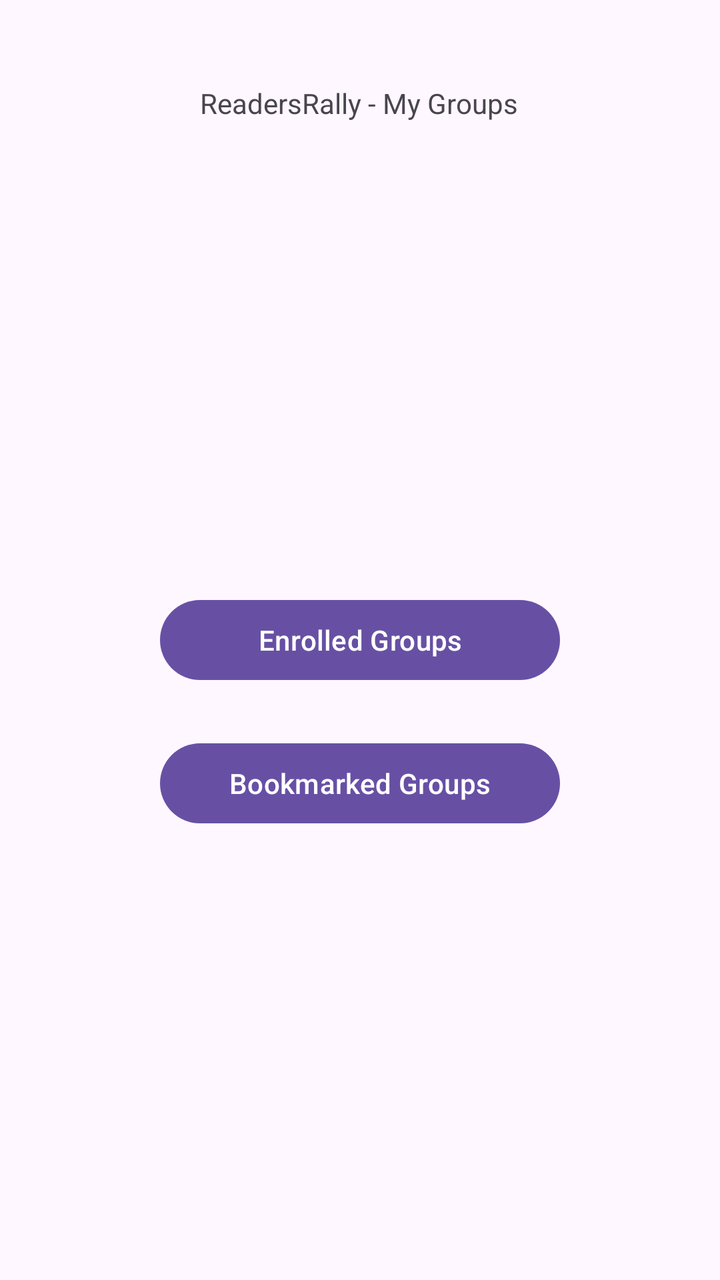
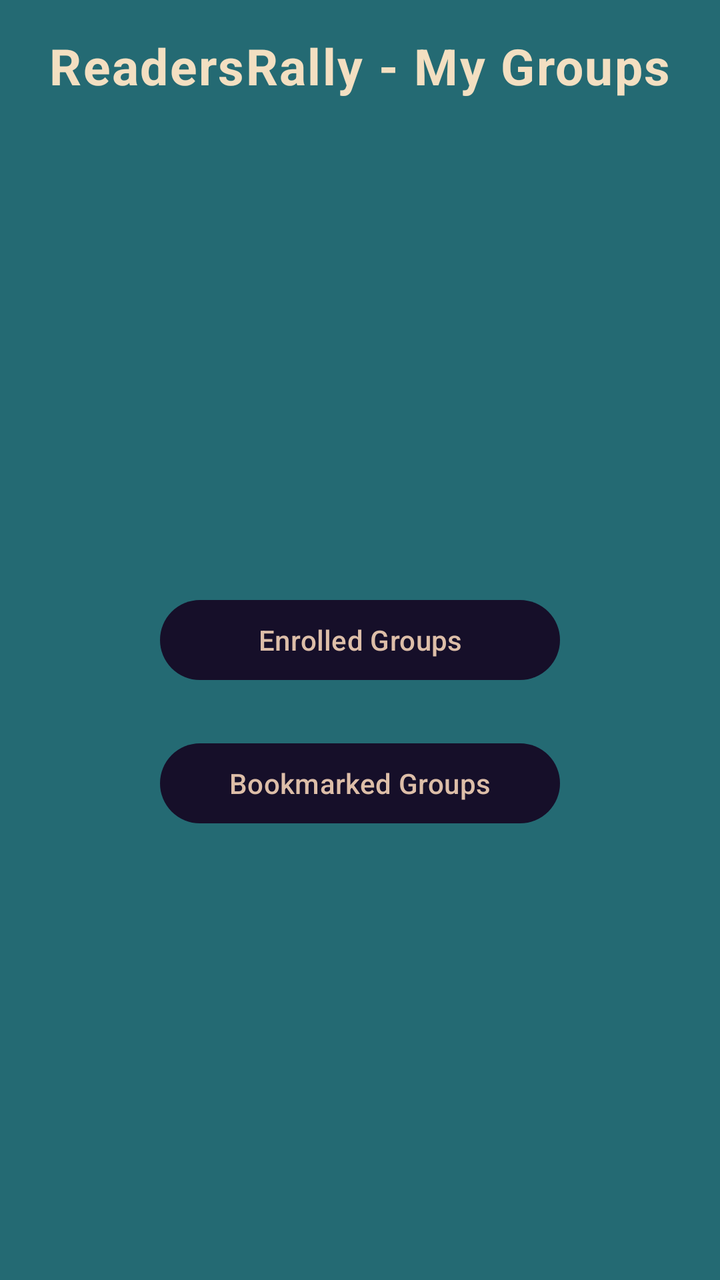

Screens rendered from an Android XML layout before and after an edit, with the pre-edit source and the edit as a unified diff.
<!-- AndroidManifest.xml: application theme Theme.ReadersRally -->
<!-- res/layout/activity_my_groups.xml -->
<?xml version="1.0" encoding="utf-8"?>
<androidx.constraintlayout.widget.ConstraintLayout xmlns:android="http://schemas.android.com/apk/res/android"
    xmlns:app="http://schemas.android.com/apk/res-auto"
    xmlns:tools="http://schemas.android.com/tools"
    android:id="@+id/linearLayout"
    android:layout_width="match_parent"
    android:layout_height="match_parent"
    android:gravity="center_vertical">

    <Button
        android:id="@+id/enrolledGroupsButton"
        android:layout_width="200dp"
        android:layout_height="48dp"
        android:layout_marginStart="106dp"
        android:layout_marginTop="296dp"
        android:layout_marginEnd="106dp"
        android:text="Enrolled Groups"
        app:layout_constraintEnd_toEndOf="parent"
        app:layout_constraintStart_toStartOf="parent"
        app:layout_constraintTop_toTopOf="parent" />

    <Button
        android:id="@+id/bookmarkedGroupsButton"
        android:layout_width="200dp"
        android:layout_height="wrap_content"
        android:layout_marginStart="106dp"
        android:layout_marginTop="20dp"
        android:layout_marginEnd="106dp"
        android:layout_marginBottom="16dp"
        android:text="Bookmarked Groups"
        app:layout_constraintBottom_toTopOf="@+id/joinRequestsButton"
        app:layout_constraintEnd_toEndOf="parent"
        app:layout_constraintStart_toStartOf="parent"
        app:layout_constraintTop_toBottomOf="@+id/enrolledGroupsButton" />

    <Button
        android:id="@+id/joinRequestsButton"
        android:layout_width="200dp"
        android:layout_height="wrap_content"
        android:layout_marginStart="106dp"
        android:layout_marginTop="438dp"
        android:layout_marginEnd="105dp"
        android:layout_marginBottom="255dp"
        android:text="Join Requests"
        app:layout_constraintBottom_toBottomOf="parent"
        app:layout_constraintEnd_toEndOf="parent"
        app:layout_constraintStart_toStartOf="parent"
        app:layout_constraintTop_toTopOf="parent" />

    <TextView
        android:id="@+id/myGroupsHeader"
        android:layout_width="wrap_content"
        android:layout_height="wrap_content"
        android:layout_marginStart="125dp"
        android:layout_marginTop="42dp"
        android:layout_marginEnd="126dp"
        android:text="@string/my_groups_header"
        app:layout_constraintEnd_toEndOf="parent"
        app:layout_constraintStart_toStartOf="parent"
        app:layout_constraintTop_toTopOf="parent" />

</androidx.constraintlayout.widget.ConstraintLayout>
<!-- resources referenced by this layout -->
<resources>
  <string name="my_groups_header">ReadersRally - My Groups</string>
  <style name="Theme.ReadersRally" parent="Base.Theme.ReadersRally" />
  <style name="Base.Theme.ReadersRally" parent="Theme.Material3.DayNight.NoActionBar">
          
          
      </style>
</resources>

<!-- the commit's change to res/layout/activity_my_groups.xml (unified diff, before → after) -->
@@ -6,6 +6,12 @@
     android:layout_width="match_parent"
     android:layout_height="match_parent"
     android:gravity="center_vertical">
+    <TextView
+        android:id="@+id/myGroupsHeader"
+        style="@style/HeaderTextStyle"
+        android:layout_width="wrap_content"
+        android:layout_height="wrap_content"
+        android:text="@string/my_groups_header" />
 
     <Button
         android:id="@+id/enrolledGroupsButton"
@@ -22,7 +28,7 @@
     <Button
         android:id="@+id/bookmarkedGroupsButton"
         android:layout_width="200dp"
-        android:layout_height="wrap_content"
+        android:layout_height="48dp"
         android:layout_marginStart="106dp"
         android:layout_marginTop="20dp"
         android:layout_marginEnd="106dp"
@@ -36,7 +42,7 @@
     <Button
         android:id="@+id/joinRequestsButton"
         android:layout_width="200dp"
-        android:layout_height="wrap_content"
+        android:layout_height="48dp"
         android:layout_marginStart="106dp"
         android:layout_marginTop="438dp"
         android:layout_marginEnd="105dp"
@@ -47,16 +53,4 @@
         app:layout_constraintStart_toStartOf="parent"
         app:layout_constraintTop_toTopOf="parent" />
 
-    <TextView
-        android:id="@+id/myGroupsHeader"
-        android:layout_width="wrap_content"
-        android:layout_height="wrap_content"
-        android:layout_marginStart="125dp"
-        android:layout_marginTop="42dp"
-        android:layout_marginEnd="126dp"
-        android:text="@string/my_groups_header"
-        app:layout_constraintEnd_toEndOf="parent"
-        app:layout_constraintStart_toStartOf="parent"
-        app:layout_constraintTop_toTopOf="parent" />
-
 </androidx.constraintlayout.widget.ConstraintLayout>
<!-- resource entries referenced after the edit -->
@@ -1,10 +1,36 @@
 <!-- resources referenced by this layout -->
 <resources>
   <string name="my_groups_header">ReadersRally - My Groups</string>
+  <style name="HeaderTextStyle" parent="Widget.Material3.CheckedTextView">
+          <item name="android:textSize"> 25sp </item>
+          <item name="android:textStyle">bold</item>
+          <item name="android:textColor">@color/beige</item>
+          <item name="android:gravity">center</item>
+          <item name="android:padding">16dp</item>
+          <item name="layout_constraintTop_toTopOf">parent</item>
+          <item name="layout_constraintStart_toStartOf">parent</item>
+          <item name="layout_constraintEnd_toEndOf">parent</item>
+  
+      </style>
   <style name="Theme.ReadersRally" parent="Base.Theme.ReadersRally" />
+  <color name="beige">#F3DFC1</color>
   <style name="Base.Theme.ReadersRally" parent="Theme.Material3.DayNight.NoActionBar">
           
           
+          <item name="android:textColor">@color/beige</item> 
+          <item name="android:windowBackground">@color/dark_teal</item> 
+          <item name="colorSurface">@color/light_teal</item> 
+          <item name="materialButtonStyle">@style/Widget.AppCompat.Button</item> 
+  
       </style>
+  <color name="dark_teal">#246A73</color>
+  <color name="light_teal">#368F8B</color>
+  <style name="Widget.AppCompat.Button" parent="Widget.Material3.Button">
+          <item name="backgroundTint">@color/dark_violet</item>
+          <item name="android:textColor">@color/dark_beige</item>
+          <item name="android:gravity">center</item>
+      </style>
+  <color name="dark_violet">#160F29</color>
+  <color name="dark_beige">#DDBEA8</color>
 </resources>
 
